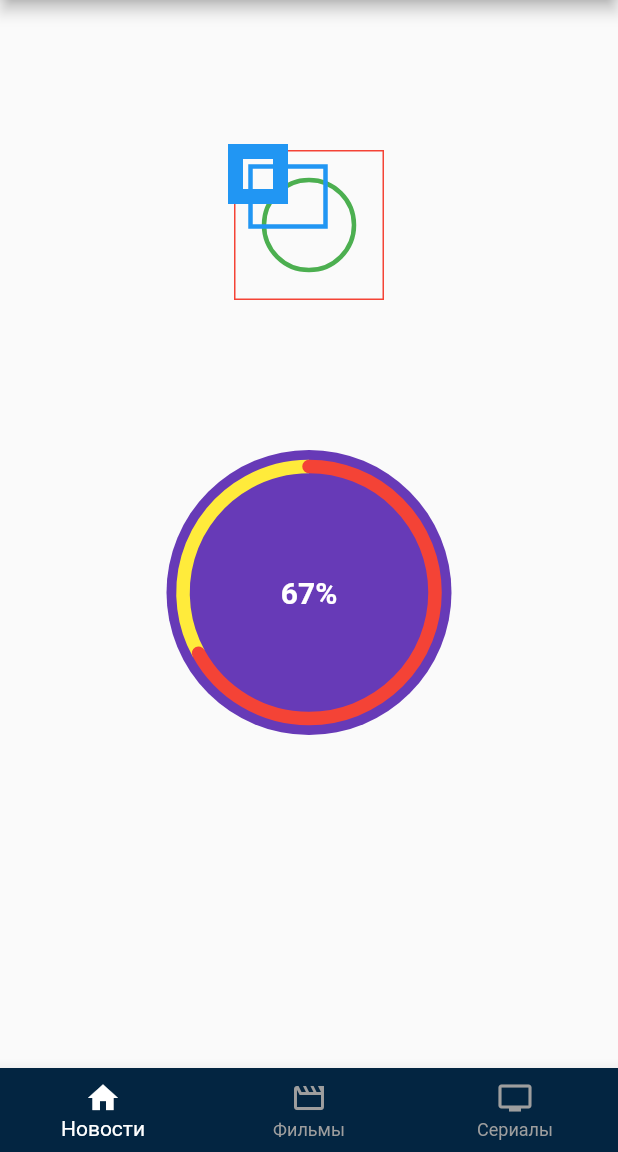
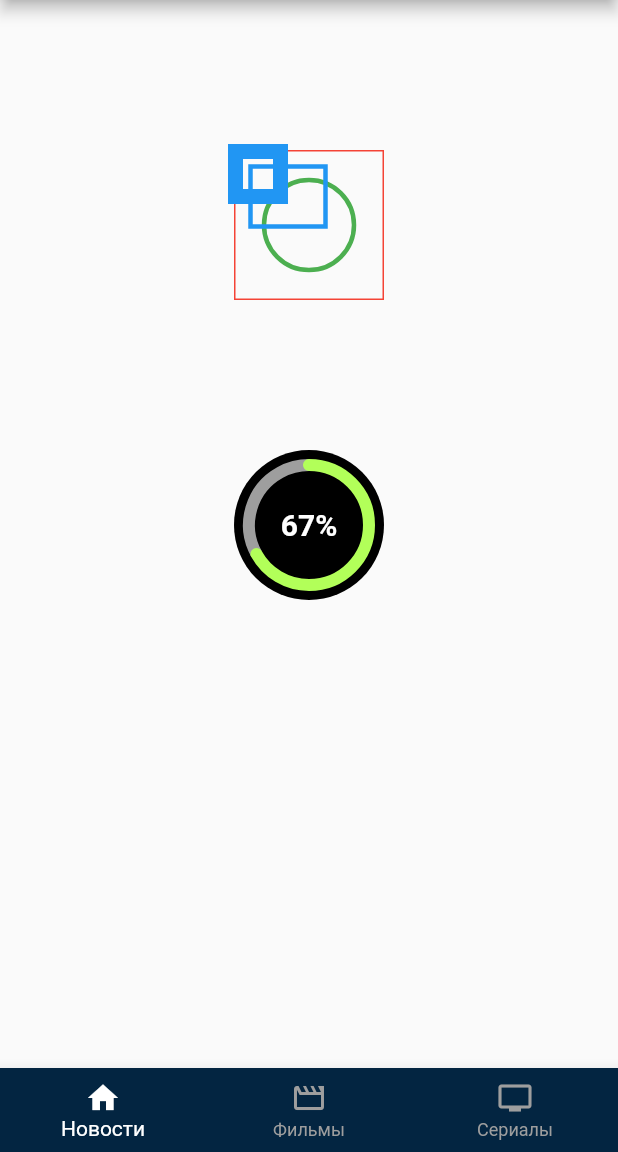
Before and after one commit to levtrilev/themoviedb_app, a Flutter app: the screen it shows after launch, on a phone screen of 412 x 824 dp, the part 84-1236 px from its top. Run offline on Flutter 3.47's test engine with Material 2 defaults, Android fonts, the phone set to English and light mode, and no system bars.

Commit message:
lineMargin bug fixed in radial rating widget

```diff
--- a/lib/widgets/paint_test/paint_test.dart
+++ b/lib/widgets/paint_test/paint_test.dart
@@ -1,5 +1,4 @@
 import 'dart:math';
-
 import 'package:flutter/material.dart';
 
 class PaintTestWidget extends StatelessWidget {
@@ -29,14 +28,15 @@ class PaintTestWidget extends StatelessWidget {
           height: 100,
         ),
         Container(
-          width: 190,
-          height: 190,
+          width: 100,
+          height: 100,
           child: RadialPercentWidget(
-            backgroundColor: Colors.deepPurple,
-            restColor: Colors.yellow,
-            ratingColor: Colors.red,
+            backgroundColor: Colors.black,
+            restColor: Colors.grey,
+            ratingColor: Colors.lightGreenAccent,
             rating: rating,
-            lineWidth: 9,
+            lineWidth: 8,
+            lineMargin: 6,
             child: Text(
               '${(100 * rating).toStringAsFixed(0)}%',
               style: TextStyle(
@@ -58,6 +58,7 @@ class RadialPercentWidget extends StatelessWidget {
   final Color ratingColor;
   final Color restColor;
   final double lineWidth;
+  final double lineMargin;
   const RadialPercentWidget({
     Key? key,
     required this.child,
@@ -66,6 +67,7 @@ class RadialPercentWidget extends StatelessWidget {
     required this.ratingColor,
     required this.restColor,
     required this.lineWidth,
+    required this.lineMargin,
   }) : super(key: key);
 
   @override
@@ -80,6 +82,7 @@ class RadialPercentWidget extends StatelessWidget {
             ratingColor: ratingColor,
             rating: rating,
             lineWidth: lineWidth,
+            lineMargin: lineMargin,
           ),
         ),
         Padding(
@@ -99,20 +102,24 @@ class MyCustomPainter extends CustomPainter {
   final Color ratingColor;
   final Color restColor;
   final double lineWidth;
+  final double lineMargin;
   MyCustomPainter({
     required this.rating,
     required this.backgroundColor,
     required this.ratingColor,
     required this.restColor,
     required this.lineWidth,
+    required this.lineMargin,
   });
   @override
   void paint(Canvas canvas, Size size) {
-    final lineMargin = 2.0;
     final innerRectangleStartOffset =
-        Offset(lineMargin + lineWidth, lineMargin + lineWidth);
-    final innerOvalSize = Size(size.width - 2 * lineWidth - 2 * lineMargin,
-        size.height - 2 * lineWidth - 2 * lineMargin);
+        Offset((lineWidth) / 2 + lineMargin, (lineWidth) / 2 + lineMargin);
+    // Offset(lineMargin + lineWidth, lineMargin + lineWidth);
+    final innerOvalSize = Size(size.width - lineWidth - 2 * lineMargin,
+        size.height - lineWidth - 2 * lineMargin);
+    // final innerOvalSize = Size(size.width - lineWidth - 2 * lineMargin,
+    //     size.height - lineWidth - 2 * lineMargin);
     drawBackgroundOval(canvas, size);
     drawRestArc(canvas, innerRectangleStartOffset, innerOvalSize);
     drawRatingArc(canvas, innerRectangleStartOffset, innerOvalSize);
```
